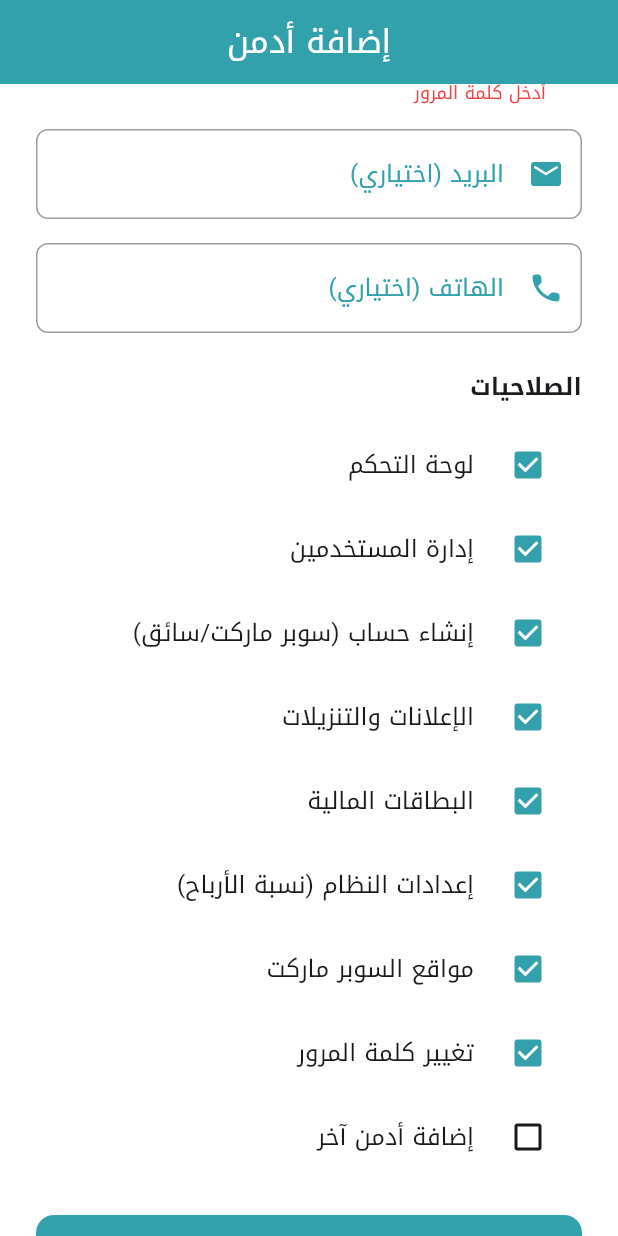
After one commit to Abubaker23alluhaibi/munqethapp, a Flutter app: the AddAdminScreen screen opened by its route, scrolled down 282 dp, after a tap on "إضافة الأدمن", on a phone screen of 412 x 824 dp. The commit adds this screen. Run offline on Flutter 3.47's test engine with Material 3 defaults, Android fonts, the phone set to English and light mode, and no system bars; our stand-ins replace cached_network_image, carousel_slider, dio, firebase_core, firebase_messaging, flutter_animate and 13 more; accounts and stored records are empty; network calls fail.

Commit message:
Try fix all admin page 00

```diff
--- a/lib/config/routes.dart
+++ b/lib/config/routes.dart
@@ -29,6 +29,8 @@ import '../screens/admin/add_edit_advertisement_screen.dart';
 import '../screens/admin/cards_screen.dart';
 import '../screens/admin/manage_supermarket_locations_screen.dart';
 import '../screens/admin/change_password_screen.dart';
+import '../screens/admin/admin_settings_screen.dart';
+import '../screens/admin/add_admin_screen.dart';
 import '../screens/driver/change_password_screen.dart';
 import '../screens/profile/edit_profile_screen.dart';
 import '../screens/profile/addresses_screen.dart';
@@ -294,6 +296,16 @@ class AppRouter {
         builder: (context, state) => const AdminChangePasswordScreen(),
       ),
       GoRoute(
+        path: '/admin/settings',
+        name: 'admin_settings',
+        builder: (context, state) => const AdminSettingsScreen(),
+      ),
+      GoRoute(
+        path: '/admin/add-admin',
+        name: 'admin_add_admin',
+        builder: (context, state) => const AddAdminScreen(),
+      ),
+      GoRoute(
         path: '/admin/manage-supermarket-locations',
         name: 'admin_manage_supermarket_locations',
         builder: (context, state) {
--- /dev/null
+++ b/lib/screens/admin/add_admin_screen.dart
@@ -0,0 +1,217 @@
+import 'package:flutter/material.dart';
+import 'package:go_router/go_router.dart';
+import '../../config/theme.dart';
+import '../../services/admin_service.dart';
+import '../../widgets/custom_button.dart';
+import '../../widgets/custom_text_field.dart';
+
+class AddAdminScreen extends StatefulWidget {
+  const AddAdminScreen({super.key});
+
+  @override
+  State<AddAdminScreen> createState() => _AddAdminScreenState();
+}
+
+class _AddAdminScreenState extends State<AddAdminScreen> {
+  final _formKey = GlobalKey<FormState>();
+  final _adminService = AdminService();
+  final _codeController = TextEditingController();
+  final _nameController = TextEditingController();
+  final _passwordController = TextEditingController();
+  final _emailController = TextEditingController();
+  final _phoneController = TextEditingController();
+
+  Map<String, bool> _permissions = {
+    'dashboard': true,
+    'usersManagement': true,
+    'createAccount': true,
+    'advertisements': true,
+    'cards': true,
+    'settings': true,
+    'manageLocations': true,
+    'changePassword': true,
+    'addAdmins': false,
+  };
+
+  bool _isLoading = false;
+
+  @override
+  void initState() {
+    super.initState();
+    WidgetsBinding.instance.addPostFrameCallback((_) => _checkPermission());
+  }
+
+  Future<void> _checkPermission() async {
+    final admin = await _adminService.getCurrentAdmin();
+    final canAdd = admin != null && (admin.isSuperAdmin || admin.permissions.canAddAdmins);
+    if (!canAdd && mounted) {
+      context.pop();
+      ScaffoldMessenger.of(context).showSnackBar(
+        const SnackBar(
+          content: Text('ليس لديك صلاحية إضافة أدمن'),
+          backgroundColor: AppTheme.errorColor,
+        ),
+      );
+    }
+  }
+
+  @override
+  void dispose() {
+    _codeController.dispose();
+    _nameController.dispose();
+    _passwordController.dispose();
+    _emailController.dispose();
+    _phoneController.dispose();
+    super.dispose();
+  }
+
+  Future<void> _submit() async {
+    if (!_formKey.currentState!.validate()) return;
+    setState(() => _isLoading = true);
+    try {
+      final result = await _adminService.addAdmin(
+        code: _codeController.text.trim().toUpperCase(),
+        name: _nameController.text.trim(),
+        password: _passwordController.text.trim(),
+        email: _emailController.text.trim().isEmpty ? null : _emailController.text.trim(),
+        phone: _phoneController.text.trim().isEmpty ? null : _phoneController.text.trim(),
+        permissions: _permissions,
+      );
+      if (!mounted) return;
+      if (result['success'] == true) {
+        ScaffoldMessenger.of(context).showSnackBar(
+          const SnackBar(
+            content: Text('تم إضافة الأدمن بنجاح'),
+            backgroundColor: AppTheme.successColor,
+          ),
+        );
+        context.pop();
+      } else {
+        ScaffoldMessenger.of(context).showSnackBar(
+          SnackBar(
+            content: Text(result['error']?.toString() ?? 'فشل الإضافة'),
+            backgroundColor: AppTheme.errorColor,
+          ),
+        );
+      }
+    } catch (e) {
+      if (mounted) {
+        ScaffoldMessenger.of(context).showSnackBar(
+          SnackBar(
+            content: Text('خطأ: $e'),
+            backgroundColor: AppTheme.errorColor,
+          ),
+        );
+      }
+    } finally {
+      if (mounted) setState(() => _isLoading = false);
+    }
+  }
+
+  static const List<Map<String, String>> _permissionLabels = [
+    {'key': 'dashboard', 'label': 'لوحة التحكم'},
+    {'key': 'usersManagement', 'label': 'إدارة المستخدمين'},
+    {'key': 'createAccount', 'label': 'إنشاء حساب (سوبر ماركت/سائق)'},
+    {'key': 'advertisements', 'label': 'الإعلانات والتنزيلات'},
+    {'key': 'cards', 'label': 'البطاقات المالية'},
+    {'key': 'settings', 'label': 'إعدادات النظام (نسبة الأرباح)'},
+    {'key': 'manageLocations', 'label': 'مواقع السوبر ماركت'},
+    {'key': 'changePassword', 'label': 'تغيير كلمة المرور'},
+    {'key': 'addAdmins', 'label': 'إضافة أدمن آخر'},
+  ];
+
+  @override
+  Widget build(BuildContext context) {
+    return Directionality(
+      textDirection: TextDirection.rtl,
+      child: Scaffold(
+        backgroundColor: AppTheme.backgroundColor,
+        appBar: AppBar(
+          title: const Text('إضافة أدمن'),
+          backgroundColor: AppTheme.primaryColor,
+          foregroundColor: Colors.white,
+        ),
+        body: SingleChildScrollView(
+          padding: const EdgeInsets.all(24),
+          child: Form(
+            key: _formKey,
+            child: Column(
+              crossAxisAlignment: CrossAxisAlignment.stretch,
+              children: [
+                CustomTextField(
+                  label: 'الكود (للدخول) *',
+                  hint: 'مثال: ADMIN02',
+                  controller: _codeController,
+                  prefixIcon: Icons.badge_rounded,
+                  validator: (v) => v == null || v.isEmpty ? 'أدخل الكود' : null,
+                ),
+                const SizedBox(height: 16),
+                CustomTextField(
+                  label: 'الاسم *',
+                  hint: 'اسم الأدمن',
+                  controller: _nameController,
+                  prefixIcon: Icons.person_rounded,
+                  validator: (v) => v == null || v.isEmpty ? 'أدخل الاسم' : null,
+                ),
+                const SizedBox(height: 16),
+                CustomTextField(
+                  label: 'كلمة المرور *',
+                  hint: '6 أحرف على الأقل',
+                  controller: _passwordController,
+                  obscureText: true,
+                  prefixIcon: Icons.lock_rounded,
+                  validator: (v) {
+                    if (v == null || v.isEmpty) return 'أدخل كلمة المرور';
+                    if (v.length < 6) return '6 أحرف على الأقل';
+                    return null;
+                  },
+                ),
+                const SizedBox(height: 16),
+                CustomTextField(
+                  label: 'البريد (اختياري)',
+                  hint: 'email@example.com',
+                  controller: _emailController,
+                  prefixIcon: Icons.email_rounded,
+                  keyboardType: TextInputType.emailAddress,
+                ),
+                const SizedBox(height: 16),
+                CustomTextField(
+                  label: 'الهاتف (اختياري)',
+                  hint: '07xxxxxxxxx',
+                  controller: _phoneController,
+                  prefixIcon: Icons.phone_rounded,
+                  keyboardType: TextInputType.phone,
+                ),
+                const SizedBox(height: 24),
+                Text(
+                  'الصلاحيات',
+                  style: Theme.of(context).textTheme.titleMedium?.copyWith(
+                        fontWeight: FontWeight.bold,
+                      ),
+                ),
+                const SizedBox(height: 12),
+                ..._permissionLabels.map((e) {
+                  final key = e['key']!;
+                  return CheckboxListTile(
+                    value: _permissions[key] ?? false,
+                    onChanged: (val) => setState(() => _permissions[key] = val ?? false),
+                    title: Text(e['label']!),
+                    controlAffinity: ListTileControlAffinity.leading,
+                    activeColor: AppTheme.primaryColor,
+                  );
+                }),
+                const SizedBox(height: 24),
+                CustomButton(
+                  text: 'إضافة الأدمن',
+                  onPressed: _isLoading ? null : _submit,
+                  isLoading: _isLoading,
+                  backgroundColor: AppTheme.primaryColor,
+                ),
+              ],
+            ),
+          ),
+        ),
+      ),
+    );
+  }
+}
```
Also changed, not shown: lib/models/admin.dart (+76 -3 lines), lib/screens/admin/admin_settings_screen.dart (added, +174 -0 lines), lib/screens/admin/dashboard_screen.dart (+61 -5 lines), lib/services/admin_service.dart (+77 -41 lines).
